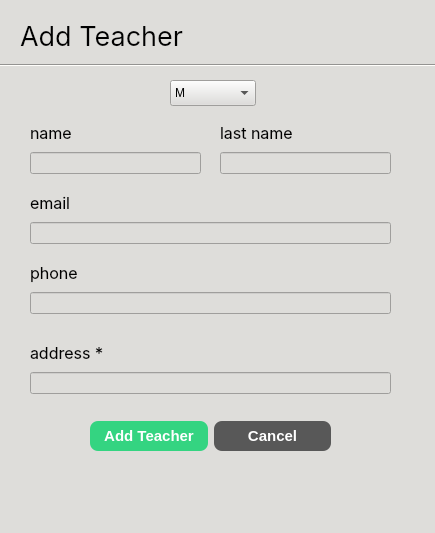
KasperJack/School-Management-System, file School_System/ui/AddTeacherDialog.ui: the form before one commit.
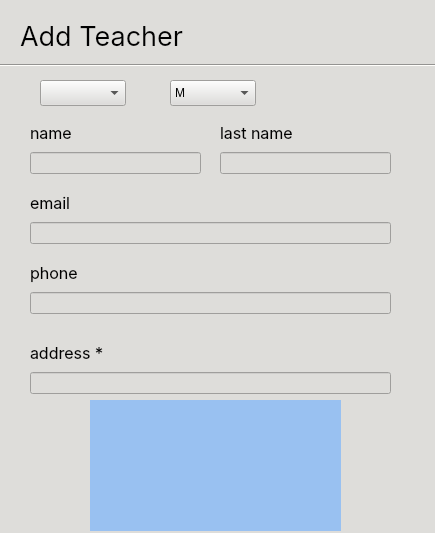
The form after the commit.

```diff
--- a/School_System/ui/AddTeacherDialog.ui
+++ b/School_System/ui/AddTeacherDialog.ui
@@ -81,7 +81,7 @@
    <property name="geometry">
     <rect>
      <x>90</x>
-     <y>420</y>
+     <y>480</y>
      <width>241</width>
      <height>32</height>
     </rect>
@@ -268,6 +268,29 @@
     </item>
    </layout>
   </widget>
+  <widget class="QComboBox" name="subject_dropdown">
+   <property name="geometry">
+    <rect>
+     <x>40</x>
+     <y>80</y>
+     <width>86</width>
+     <height>26</height>
+    </rect>
+   </property>
+  </widget>
+  <widget class="QWidget" name="subjects_widget" native="true">
+   <property name="geometry">
+    <rect>
+     <x>90</x>
+     <y>400</y>
+     <width>251</width>
+     <height>131</height>
+    </rect>
+   </property>
+   <property name="styleSheet">
+    <string notr="true">background-color: rgb(153, 193, 241);</string>
+   </property>
+  </widget>
  </widget>
  <resources/>
  <connections/>
```
